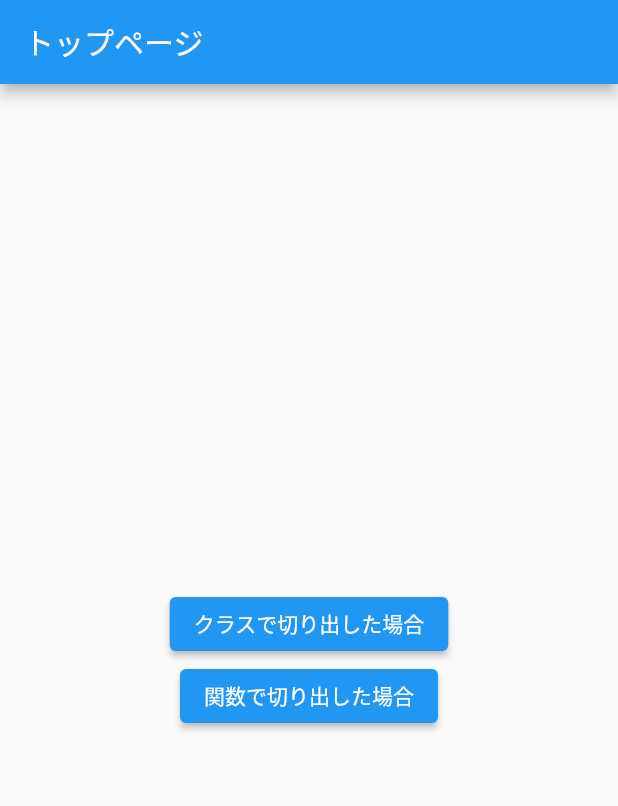
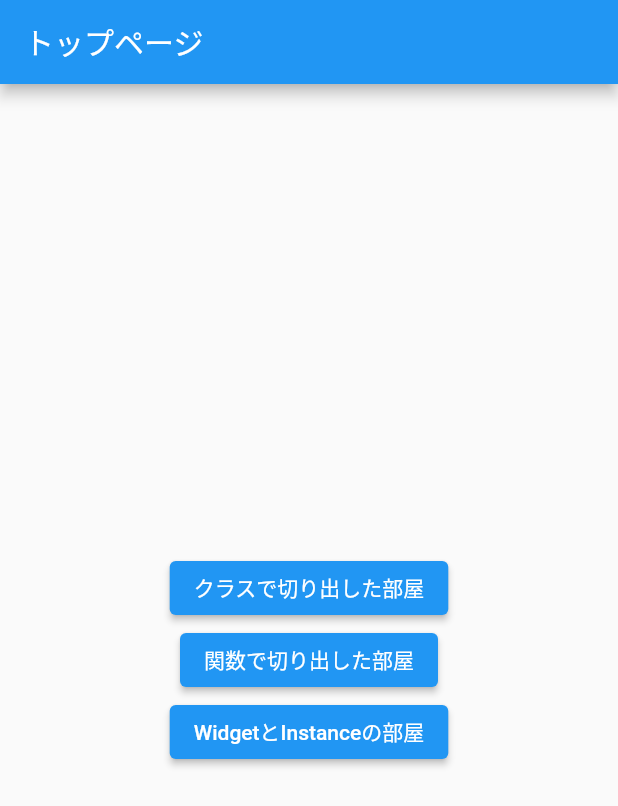
Before and after one commit to miyasic/widget-component-test, a Flutter app: the screen it shows after launch, on a phone screen of 412 x 824 dp. Shown: the top 806 px of the screen. Run offline on Flutter 3.47's test engine with Material 2 defaults, Android fonts, the phone set to English and light mode, and no system bars; our stand-ins replace go_router, google_fonts, hooks_riverpod; missing offline and left inert: roggle.

Commit message:
WidgetとInstance部屋の実装

```diff
--- a/lib/constants/route_path.dart
+++ b/lib/constants/route_path.dart
@@ -1,9 +1,11 @@
 const kPageNameTop = "トップページ";
 const kPageNameNext = "次のページ";
-const kPageNameWidgetByFunction = "関数で切り出した場合";
-const kPageNameWidgetByClass = "クラスで切り出した場合";
+const kPageNameWidgetByFunction = "関数で切り出した部屋";
+const kPageNameWidgetByClass = "クラスで切り出した部屋";
+const kPageNameWidgetInstance = "WidgetとInstanceの部屋";
 
 const kPagePathTop = "/";
 const kPagePathNext = "/next";
 const kPagePathWidgetByFunction = "/function";
 const kPagePathWidgetByClass = "/class";
+const kPagePathWidgetInstance = "/instance";
--- a/lib/presentation/top/top_page.dart
+++ b/lib/presentation/top/top_page.dart
@@ -26,6 +26,11 @@ class TopPage extends ConsumerWidget {
                   context.push(kPagePathWidgetByFunction);
                 },
                 child: const Text(kPageNameWidgetByFunction)),
+            ElevatedButton(
+                onPressed: () {
+                  context.push(kPagePathWidgetInstance);
+                },
+                child: Text(kPageNameWidgetInstance))
           ],
         ),
       ),
--- a/lib/router.dart
+++ b/lib/router.dart
@@ -3,6 +3,7 @@ import 'package:flutter_template/constants/provider_name.dart';
 import 'package:flutter_template/presentation/top/top_page.dart';
 import 'package:flutter_template/presentation/widget_by_class/widget_by_class_page.dart';
 import 'package:flutter_template/presentation/widget_by_function/widget_by_function_page.dart';
+import 'package:flutter_template/presentation/widget_instance/widget_instance.dart';
 import 'package:go_router/go_router.dart';
 import 'package:hooks_riverpod/hooks_riverpod.dart';
 
@@ -31,14 +32,20 @@ final routerProvider = Provider<GoRouter>((ref) {
           name: kPageNameWidgetByFunction,
           path: kPagePathWidgetByFunction,
           builder: (BuildContext context, GoRouterState state) {
-            return WidgetByFunctionPage();
+            return const WidgetByFunctionPage();
           }),
       GoRoute(
           name: kPageNameWidgetByClass,
           path: kPagePathWidgetByClass,
           builder: (BuildContext context, GoRouterState state) {
-            return WidgetByClassPage();
+            return const WidgetByClassPage();
           }),
+      GoRoute(
+          name: kPageNameWidgetInstance,
+          path: kPagePathWidgetInstance,
+          builder: (BuildContext context, GoRouterState state) {
+            return const WidgetInstancePage();
+          })
     ],
   );
 }, name: kProviderNameRouter);
```
Also changed, not shown: lib/presentation/widget_instance/widget_instance.dart (added, +53 -0 lines).
